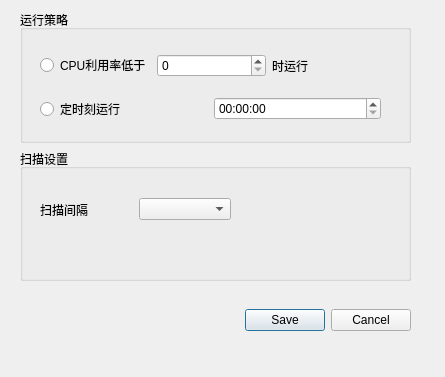
Qt form settingsdialog.ui (lvyilin/SmartFilesManager) before a commit.
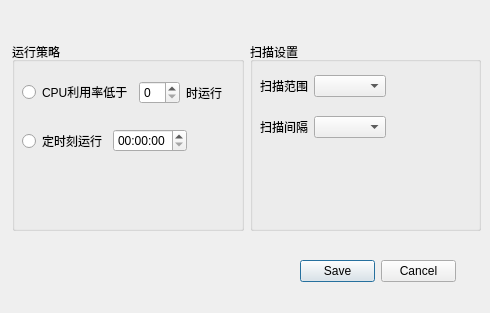
The same form after that commit.

Patch:
```diff
--- a/settingsdialog.ui
+++ b/settingsdialog.ui
@@ -6,35 +6,45 @@
    <rect>
     <x>0</x>
     <y>0</y>
-    <width>445</width>
-    <height>377</height>
+    <width>490</width>
+    <height>313</height>
    </rect>
   </property>
   <property name="windowTitle">
    <string>Dialog</string>
   </property>
-  <widget class="QWidget" name="">
+  <widget class="QDialogButtonBox" name="buttonBox">
    <property name="geometry">
     <rect>
-     <x>20</x>
-     <y>10</y>
-     <width>391</width>
-     <height>271</height>
+     <x>300</x>
+     <y>260</y>
+     <width>156</width>
+     <height>23</height>
     </rect>
    </property>
-   <layout class="QVBoxLayout" name="verticalLayout_2">
-    <item>
+   <property name="standardButtons">
+    <set>QDialogButtonBox::Cancel|QDialogButtonBox::Save</set>
+   </property>
+  </widget>
      <widget class="QGroupBox" name="groupBox">
+   <property name="geometry">
+    <rect>
+     <x>12</x>
+     <y>42</y>
+     <width>232</width>
+     <height>189</height>
+    </rect>
+   </property>
       <property name="title">
        <string>运行策略</string>
       </property>
-      <widget class="QWidget" name="">
+   <widget class="QWidget" name="layoutWidget">
        <property name="geometry">
         <rect>
-         <x>20</x>
-         <y>30</y>
-         <width>341</width>
-         <height>81</height>
+      <x>10</x>
+      <y>20</y>
+      <width>201</width>
+      <height>91</height>
         </rect>
        </property>
        <layout class="QVBoxLayout" name="verticalLayout">
@@ -57,6 +67,19 @@
             </property>
            </widget>
           </item>
+       <item>
+        <spacer name="horizontalSpacer_3">
+         <property name="orientation">
+          <enum>Qt::Horizontal</enum>
+         </property>
+         <property name="sizeHint" stdset="0">
+          <size>
+           <width>40</width>
+           <height>20</height>
+          </size>
+         </property>
+        </spacer>
+       </item>
          </layout>
         </item>
         <item>
@@ -71,30 +94,74 @@
           <item>
            <widget class="QTimeEdit" name="timeEdit"/>
           </item>
-         </layout>
-        </item>
-       </layout>
-      </widget>
-      <zorder>horizontalLayoutWidget</zorder>
-      <zorder>timeEdit</zorder>
-      <zorder>groupBox_2</zorder>
-      <zorder>groupBox_2</zorder>
-     </widget>
-    </item>
     <item>
+        <spacer name="horizontalSpacer_2">
+         <property name="orientation">
+          <enum>Qt::Horizontal</enum>
+         </property>
+         <property name="sizeHint" stdset="0">
+          <size>
+           <width>40</width>
+           <height>20</height>
+          </size>
+         </property>
+        </spacer>
+       </item>
+      </layout>
+     </item>
+    </layout>
+   </widget>
+  </widget>
      <widget class="QGroupBox" name="groupBox_2">
+   <property name="geometry">
+    <rect>
+     <x>250</x>
+     <y>42</y>
+     <width>231</width>
+     <height>189</height>
+    </rect>
+   </property>
       <property name="title">
        <string>扫描设置</string>
       </property>
-      <widget class="QWidget" name="">
+   <widget class="QWidget" name="layoutWidget">
        <property name="geometry">
         <rect>
-         <x>20</x>
-         <y>40</y>
+      <x>10</x>
+      <y>20</y>
          <width>191</width>
-         <height>41</height>
-        </rect>
-       </property>
+      <height>91</height>
+     </rect>
+    </property>
+    <layout class="QVBoxLayout" name="verticalLayout_2">
+     <item>
+      <layout class="QHBoxLayout" name="horizontalLayout_3">
+       <item>
+        <widget class="QLabel" name="label_3">
+         <property name="text">
+          <string>扫描范围</string>
+         </property>
+        </widget>
+       </item>
+       <item>
+        <widget class="QComboBox" name="comboBox_2"/>
+       </item>
+       <item>
+        <spacer name="horizontalSpacer_4">
+         <property name="orientation">
+          <enum>Qt::Horizontal</enum>
+         </property>
+         <property name="sizeHint" stdset="0">
+          <size>
+           <width>40</width>
+           <height>20</height>
+          </size>
+         </property>
+        </spacer>
+       </item>
+      </layout>
+     </item>
+     <item>
        <layout class="QHBoxLayout" name="horizontalLayout_5">
         <item>
          <widget class="QLabel" name="label_2">
@@ -106,29 +173,8 @@
         <item>
          <widget class="QComboBox" name="comboBox"/>
         </item>
-       </layout>
-      </widget>
-      <zorder>spinBox_2</zorder>
-      <zorder>label_2</zorder>
-      <zorder>groupBox</zorder>
-      <zorder></zorder>
-      <zorder></zorder>
-     </widget>
-    </item>
-   </layout>
-  </widget>
-  <widget class="QWidget" name="">
-   <property name="geometry">
-    <rect>
-     <x>20</x>
-     <y>290</y>
-     <width>391</width>
-     <height>61</height>
-    </rect>
-   </property>
-   <layout class="QHBoxLayout" name="horizontalLayout_4">
     <item>
-     <spacer name="horizontalSpacer">
+        <spacer name="horizontalSpacer_5">
       <property name="orientation">
        <enum>Qt::Horizontal</enum>
       </property>
@@ -140,14 +186,10 @@
       </property>
      </spacer>
     </item>
-    <item>
-     <widget class="QDialogButtonBox" name="buttonBox">
-      <property name="standardButtons">
-       <set>QDialogButtonBox::Cancel|QDialogButtonBox::Save</set>
-      </property>
-     </widget>
-    </item>
-   </layout>
+      </layout>
+     </item>
+    </layout>
+   </widget>
   </widget>
  </widget>
  <resources/>
```
Lines whose indentation alone changed are shown as unchanged.
